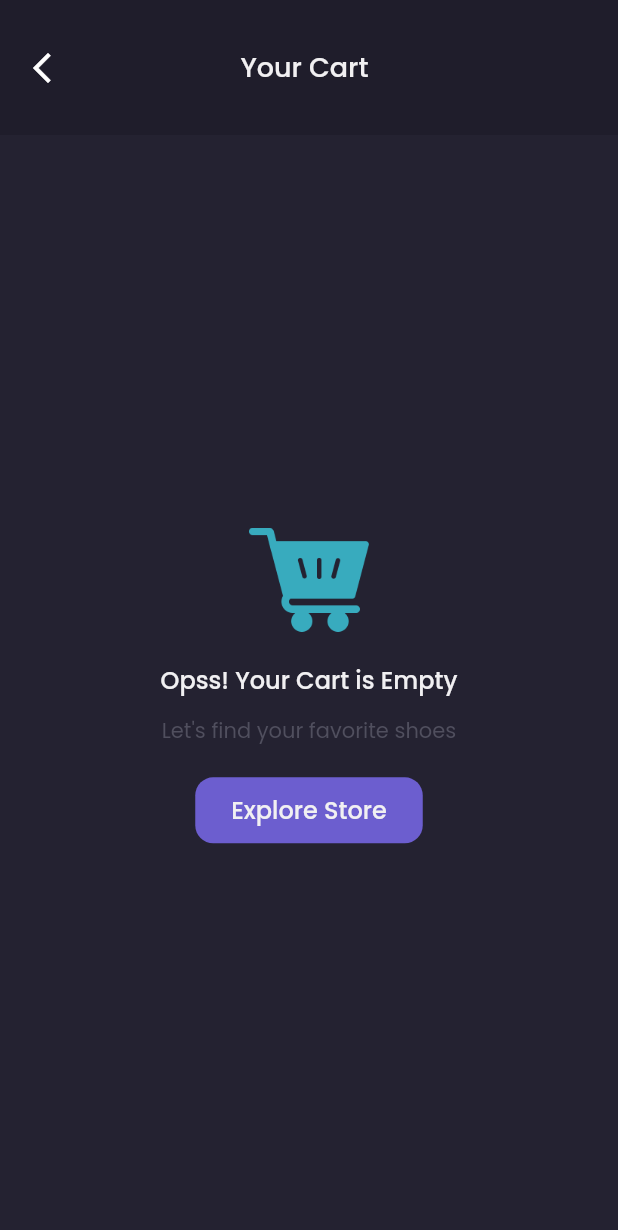
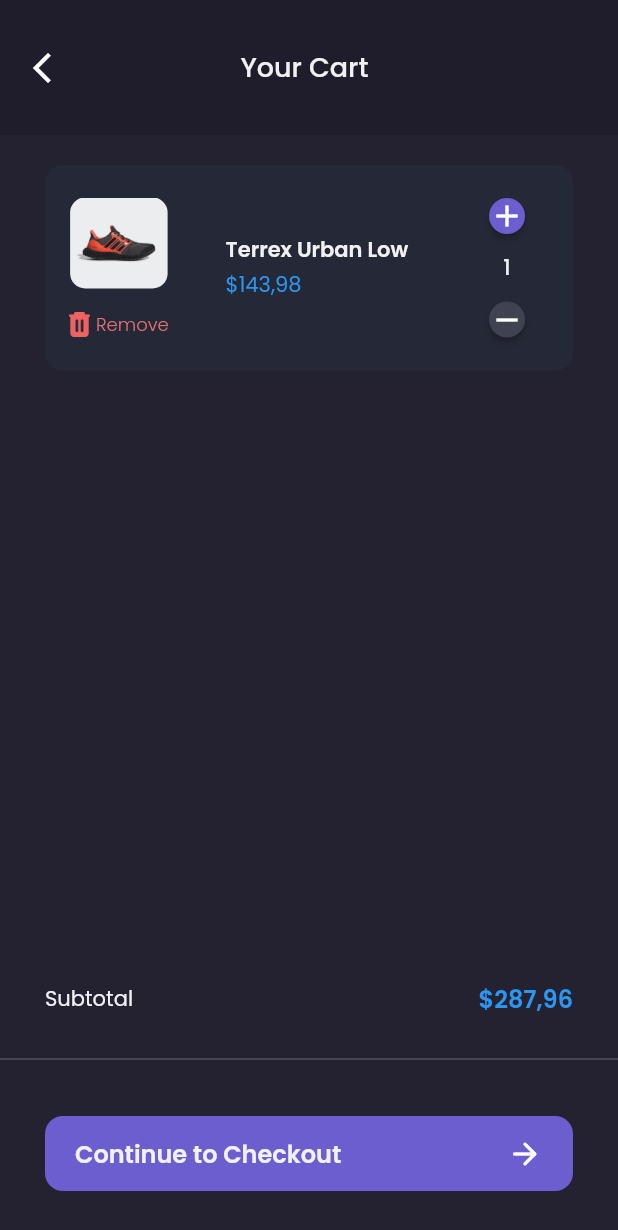
Before and after one commit to irfanagust/flavel, a Flutter app: the CartPage screen opened by its route, on a phone screen of 412 x 824 dp. Shown: the top 1230 px of the screen. Run offline on Flutter 3.47's test engine with Material 2 defaults, Android fonts, the phone set to English and light mode, and no system bars; our stand-ins replace carousel_slider, google_fonts.

Commit message:
interface your chart

```diff
--- a/lib/pages/cart_page.dart
+++ b/lib/pages/cart_page.dart
@@ -1,8 +1,10 @@
 import 'package:flavel/theme.dart';
 import 'package:flutter/material.dart';
 
+import '../widgets/cart_card.dart';
+
 class CartPage extends StatelessWidget {
-  const CartPage({Key? key}) : super(key: key);
+  CartPage({Key? key}) : super(key: key);
 
   @override
   Widget build(BuildContext context) {
@@ -36,12 +38,8 @@
       );
     }
 
-    Widget content() {
-      return Container(
-        width: double.infinity,
-        decoration: BoxDecoration(
-          color: bgColor3,
-        ),
+    Widget emptyCart() {
+      return Center(
         child: Column(
           crossAxisAlignment: CrossAxisAlignment.center,
           mainAxisAlignment: MainAxisAlignment.center,
@@ -68,8 +66,15 @@
             const SizedBox(
               height: 20,
             ),
-            Container(
-              padding: const EdgeInsets.symmetric(vertical: 10, horizontal: 24),
+            GestureDetector(
+              onTap: () => Navigator.pushNamedAndRemoveUntil(
+                context,
+                '/home',
+                (route) => false,
+              ),
+              child: Container(
+                padding:
+                    const EdgeInsets.symmetric(vertical: 10, horizontal: 24),
                 decoration: BoxDecoration(
                   color: primaryColor,
                   borderRadius: BorderRadius.circular(12),
@@ -82,15 +87,96 @@
                   ),
                 ),
               ),
+            ),
+          ],
+        ),
+      );
+    }
+
+    Widget content() {
+      return ListView(
+        padding: EdgeInsets.only(
+          top: 10,
+          left: defaultMargin,
+          right: defaultMargin,
+        ),
+        children: [
+          CartCard(),
+        ],
+      );
+    }
+
+    Widget customButtomNav() {
+      return Container(
+        height: 170,
+        child: Column(
+          children: [
+            Padding(
+              padding: EdgeInsets.only(
+                left: defaultMargin,
+                right: defaultMargin,
+                bottom: 20,
+              ),
+              child: Row(
+                mainAxisAlignment: MainAxisAlignment.spaceBetween,
+                children: [
+                  Text(
+                    'Subtotal',
+                    style: primaryTextStyle,
+                  ),
+                  Text(
+                    '\$287,96',
+                    style: priceTextStyle.copyWith(
+                      fontWeight: semiBold,
+                      fontSize: 16,
+                    ),
+                  )
+                ],
+              ),
+            ),
+            Divider(
+              color: subtitleTextColor,
+              thickness: 1,
+            ),
+            Container(
+              margin: EdgeInsets.all(defaultMargin),
+              child: Container(
+                padding: const EdgeInsets.symmetric(
+                  vertical: 13,
+                  horizontal: 20,
+                ),
+                decoration: BoxDecoration(
+                  borderRadius: BorderRadius.circular(12),
+                  color: primaryColor,
+                ),
+                child: Row(
+                  mainAxisAlignment: MainAxisAlignment.spaceBetween,
+                  children: [
+                    Text(
+                      'Continue to Checkout',
+                      style: primaryTextStyle.copyWith(
+                        fontWeight: semiBold,
+                        fontSize: 16,
+                      ),
+                    ),
+                    const Icon(
+                      Icons.arrow_forward_rounded,
+                      color: Colors.white,
+                    ),
+                  ],
+                ),
+              ),
+            ),
           ],
         ),
       );
     }
 
     return Scaffold(
-      backgroundColor: bgColor1,
+      backgroundColor: bgColor3,
       appBar: header(),
       body: content(),
+      bottomNavigationBar: customButtomNav(),
     );
   }
 }
--- a/lib/theme.dart
+++ b/lib/theme.dart
@@ -6,6 +6,7 @@
 Color primaryColor = const Color(0xff6C5ECF);
 Color secondaryColor = const Color(0xff38ABBE);
 Color nonactiveColor = const Color(0xff808191);
+Color nonprimaryColor = const Color(0xff3F4251);
 Color alertColor = const Color(0xffED6363);
 Color priceColor = const Color(0xff2C96F1);
 Color bgColor1 = const Color(0xff1F1D2B);
@@ -19,6 +20,7 @@
 Color subtitleTextColor = const Color(0xff504F5E);
 Color productNameTextColor = const Color(0xff2E2E2E);
 Color transparentColor = Colors.transparent;
+Color dividerColor = const Color(0xff2B2938);
 
 TextStyle primaryTextStyle = GoogleFonts.poppins(color: primaryTextColor);
 TextStyle secondaryTextStyle = GoogleFonts.poppins(color: secondaryTextColor);
--- /dev/null
+++ b/lib/widgets/cart_card.dart
@@ -0,0 +1,121 @@
+import 'package:flutter/material.dart';
+import 'package:flavel/theme.dart';
+
+class CartCard extends StatelessWidget {
+  const CartCard({Key? key}) : super(key: key);
+
+  @override
+  Widget build(BuildContext context) {
+    return Container(
+      width: double.infinity,
+      padding: const EdgeInsets.symmetric(
+        horizontal: 16,
+        vertical: 10,
+      ),
+      margin: const EdgeInsets.only(
+        top: 10,
+      ),
+      decoration: BoxDecoration(
+        color: bgColor4,
+        borderRadius: BorderRadius.circular(12),
+      ),
+      child: Row(
+        mainAxisAlignment: MainAxisAlignment.spaceBetween,
+        children: [
+          Column(
+            mainAxisAlignment: MainAxisAlignment.spaceBetween,
+            children: [
+              ClipRRect(
+                borderRadius: BorderRadius.circular(10),
+                child: Image.asset(
+                  'assets/image_shoes.png',
+                  width: 65,
+                  fit: BoxFit.cover,
+                ),
+              ),
+              // NOTE : BISA MAKE CLIPRRECT ATAU INI
+              // Container(
+              //   width: 60,
+              //   height: 60,
+              //   decoration: BoxDecoration(
+              //       borderRadius: BorderRadius.circular(10),
+              //       image: DecorationImage(
+              //         image: AssetImage('assets/image_shoes6.png'),
+              //       )),
+              // ),
+              const SizedBox(
+                height: 15,
+              ),
+              Row(
+                children: [
+                  Image.asset(
+                    'assets/icon_remove.png',
+                    width: 14,
+                  ),
+                  const SizedBox(
+                    width: 4,
+                  ),
+                  Text(
+                    'Remove',
+                    style: primaryTextStyle.copyWith(
+                        fontWeight: light,
+                        fontSize: 12,
+                        color: Colors.red.shade300),
+                  )
+                ],
+              ),
+            ],
+          ),
+          Column(
+            crossAxisAlignment: CrossAxisAlignment.start,
+            children: [
+              Text(
+                'Terrex Urban Low',
+                style: primaryTextStyle.copyWith(
+                  fontWeight: semiBold,
+                ),
+              ),
+              const SizedBox(
+                height: 2,
+              ),
+              Text(
+                '\$143,98',
+                style: priceTextStyle,
+              ),
+            ],
+          ),
+          Column(
+            children: [
+              MaterialButton(
+                height: 16,
+                minWidth: 16,
+                shape: const CircleBorder(),
+                color: primaryColor,
+                child: const Icon(
+                  Icons.add,
+                  color: Colors.white,
+                ),
+                onPressed: () => {},
+              ),
+              Text(
+                '1',
+                style: primaryTextStyle.copyWith(fontWeight: medium),
+              ),
+              MaterialButton(
+                height: 16,
+                minWidth: 16,
+                shape: const CircleBorder(),
+                color: nonprimaryColor,
+                child: const Icon(
+                  Icons.remove,
+                  color: Colors.white,
+                ),
+                onPressed: () => {},
+              ),
+            ],
+          )
+        ],
+      ),
+    );
+  }
+}
```
Lines whose indentation alone changed are shown as unchanged.
